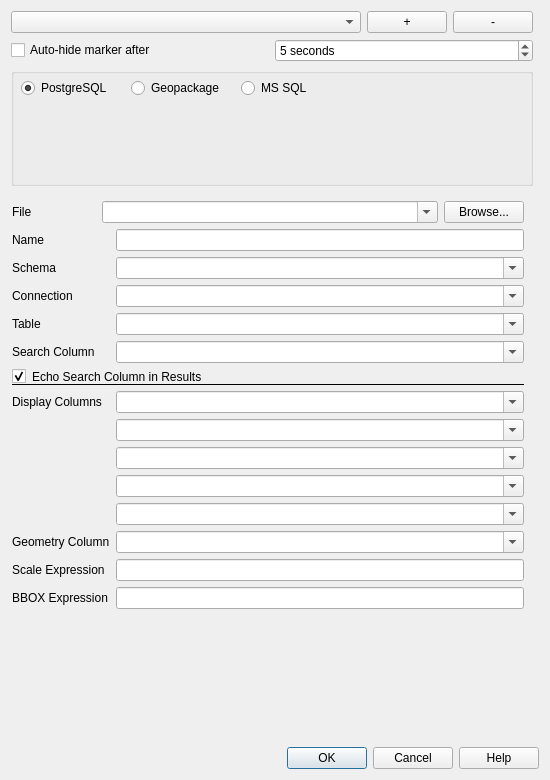
Before: the Qt Designer form Discovery/config_dialog.ui in lutraconsulting/qgis-discovery-plugin, drawn with Qt 5.
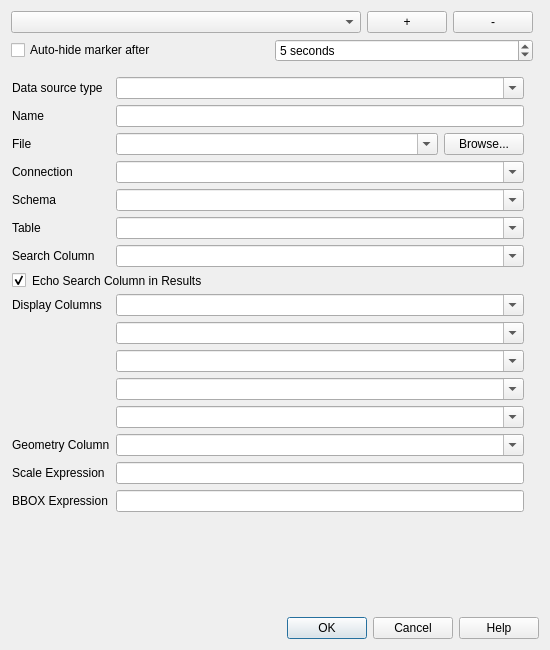
After: the same form once the commit is applied.

Commit message: Config dialog changes

The edit to the form file:
```diff
--- a/Discovery/config_dialog.ui
+++ b/Discovery/config_dialog.ui
@@ -10,14 +10,26 @@
     <x>0</x>
     <y>0</y>
     <width>550</width>
-    <height>780</height>
+    <height>650</height>
    </rect>
   </property>
+  <property name="sizePolicy">
+   <sizepolicy hsizetype="Minimum" vsizetype="Minimum">
+    <horstretch>0</horstretch>
+    <verstretch>0</verstretch>
+   </sizepolicy>
+  </property>
+  <property name="minimumSize">
+   <size>
+    <width>0</width>
+    <height>0</height>
+   </size>
+  </property>
   <property name="windowTitle">
    <string>Configuration</string>
   </property>
   <layout class="QGridLayout" name="gridLayout">
-   <item row="5" column="0">
+   <item row="4" column="0">
     <widget class="QFrame" name="frame">
      <property name="styleSheet">
       <string notr="true">border-bottom: 1px solid black</string>
@@ -31,42 +43,6 @@
         <property name="bottomMargin">
          <number>0</number>
         </property>
-        <item row="0" column="0">
-         <widget class="QLabel" name="label_10">
-          <property name="sizePolicy">
-           <sizepolicy hsizetype="Preferred" vsizetype="Preferred">
-            <horstretch>1</horstretch>
-            <verstretch>0</verstretch>
-           </sizepolicy>
-          </property>
-          <property name="text">
-           <string>File</string>
-          </property>
-         </widget>
-        </item>
-        <item row="0" column="2">
-         <widget class="QPushButton" name="fileButton">
-          <property name="text">
-           <string>Browse...</string>
-          </property>
-         </widget>
-        </item>
-        <item row="0" column="1">
-         <widget class="QComboBox" name="cboFile">
-          <property name="sizePolicy">
-           <sizepolicy hsizetype="Expanding" vsizetype="Fixed">
-            <horstretch>4</horstretch>
-            <verstretch>0</verstretch>
-           </sizepolicy>
-          </property>
-          <property name="editable">
-           <bool>true</bool>
-          </property>
-          <property name="insertPolicy">
-           <enum>QComboBox::NoInsert</enum>
-          </property>
-         </widget>
-        </item>
        </layout>
       </item>
       <item>
@@ -77,8 +53,110 @@
         <property name="bottomMargin">
          <number>0</number>
         </property>
-        <item row="10" column="0" colspan="2">
+        <item row="14" column="1">
+         <widget class="QComboBox" name="cboDisplayColumn2">
+          <property name="sizePolicy">
+           <sizepolicy hsizetype="Expanding" vsizetype="Fixed">
+            <horstretch>0</horstretch>
+            <verstretch>0</verstretch>
+           </sizepolicy>
+          </property>
+          <property name="editable">
+           <bool>true</bool>
+          </property>
+          <property name="insertPolicy">
+           <enum>QComboBox::NoInsert</enum>
+          </property>
+         </widget>
+        </item>
+        <item row="18" column="0">
+         <widget class="QLabel" name="label_5">
+          <property name="text">
+           <string>Geometry Column</string>
+          </property>
+         </widget>
+        </item>
+        <item row="20" column="0">
+         <widget class="QLabel" name="label_7">
+          <property name="text">
+           <string>Scale Expression</string>
+          </property>
+         </widget>
+        </item>
+        <item row="1" column="1">
+         <widget class="QLineEdit" name="cboName"/>
+        </item>
+        <item row="3" column="0">
+         <widget class="QLabel" name="label">
+          <property name="text">
+           <string>Connection</string>
+          </property>
+         </widget>
+        </item>
+        <item row="11" column="0">
+         <widget class="QLabel" name="label_6">
+          <property name="text">
+           <string>Search Column</string>
+          </property>
+         </widget>
+        </item>
+        <item row="2" column="0">
+         <widget class="QLabel" name="label_10">
+          <property name="sizePolicy">
+           <sizepolicy hsizetype="Ignored" vsizetype="Preferred">
+            <horstretch>0</horstretch>
+            <verstretch>0</verstretch>
+           </sizepolicy>
+          </property>
+          <property name="maximumSize">
+           <size>
+            <width>16777215</width>
+            <height>21</height>
+           </size>
+          </property>
+          <property name="text">
+           <string>File</string>
+          </property>
+         </widget>
+        </item>
+        <item row="13" column="0">
+         <widget class="QLabel" name="label_4">
+          <property name="text">
+           <string>Display Columns</string>
+          </property>
+         </widget>
+        </item>
+        <item row="10" column="0">
+         <widget class="QLabel" name="label_3">
+          <property name="text">
+           <string>Table</string>
+          </property>
+         </widget>
+        </item>
+        <item row="17" column="1">
+         <widget class="QComboBox" name="cboDisplayColumn5">
+          <property name="sizePolicy">
+           <sizepolicy hsizetype="Expanding" vsizetype="Fixed">
+            <horstretch>0</horstretch>
+            <verstretch>0</verstretch>
+           </sizepolicy>
+          </property>
+          <property name="editable">
+           <bool>true</bool>
+          </property>
+          <property name="insertPolicy">
+           <enum>QComboBox::NoInsert</enum>
+          </property>
+         </widget>
+        </item>
+        <item row="21" column="1">
+         <widget class="QLineEdit" name="editBboxExpr"/>
+        </item>
+        <item row="12" column="0" colspan="2">
          <widget class="QCheckBox" name="cbEchoSearchColumn">
+          <property name="styleSheet">
+           <string notr="true">border-bottom:0px</string>
+          </property>
           <property name="text">
            <string>Echo Search Column in Results</string>
           </property>
@@ -88,30 +166,35 @@
          </widget>
         </item>
         <item row="18" column="1">
-         <widget class="QLineEdit" name="editScaleExpr"/>
-        </item>
-        <item row="8" column="0">
-         <widget class="QLabel" name="label_3">
-          <property name="text">
-           <string>Table</string>
+         <widget class="QComboBox" name="cboGeomColumn">
+          <property name="sizePolicy">
+           <sizepolicy hsizetype="Expanding" vsizetype="Fixed">
+            <horstretch>0</horstretch>
+            <verstretch>0</verstretch>
+           </sizepolicy>
           </property>
-         </widget>
-        </item>
-        <item row="11" column="0">
-         <widget class="QLabel" name="label_4">
-          <property name="text">
-           <string>Display Columns</string>
+          <property name="editable">
+           <bool>true</bool>
           </property>
          </widget>
         </item>
-        <item row="2" column="0">
-         <widget class="QLabel" name="label_2">
-          <property name="text">
-           <string>Schema</string>
+        <item row="15" column="1">
+         <widget class="QComboBox" name="cboDisplayColumn3">
+          <property name="sizePolicy">
+           <sizepolicy hsizetype="Expanding" vsizetype="Fixed">
+            <horstretch>0</horstretch>
+            <verstretch>0</verstretch>
+           </sizepolicy>
           </property>
+          <property name="editable">
+           <bool>true</bool>
+          </property>
+          <property name="insertPolicy">
+           <enum>QComboBox::NoInsert</enum>
+          </property>
          </widget>
         </item>
-        <item row="11" column="1">
+        <item row="13" column="1">
          <widget class="QComboBox" name="cboDisplayColumn1">
           <property name="sizePolicy">
            <sizepolicy hsizetype="Expanding" vsizetype="Fixed">
@@ -127,12 +210,8 @@
           </property>
          </widget>
         </item>
-        <item row="18" column="0">
-         <widget class="QLabel" name="label_7">
-          <property name="text">
-           <string>Scale Expression</string>
-          </property>
-         </widget>
+        <item row="20" column="1">
+         <widget class="QLineEdit" name="editScaleExpr"/>
         </item>
         <item row="1" column="0">
          <widget class="QLabel" name="label_9">
@@ -141,8 +220,8 @@
           </property>
          </widget>
         </item>
-        <item row="15" column="1">
-         <widget class="QComboBox" name="cboDisplayColumn5">
+        <item row="4" column="1">
+         <widget class="QComboBox" name="cboSchema">
           <property name="sizePolicy">
            <sizepolicy hsizetype="Expanding" vsizetype="Fixed">
             <horstretch>0</horstretch>
@@ -158,41 +237,6 @@
          </widget>
         </item>
         <item row="16" column="1">
-         <widget class="QComboBox" name="cboGeomColumn">
-          <property name="sizePolicy">
-           <sizepolicy hsizetype="Expanding" vsizetype="Fixed">
-            <horstretch>0</horstretch>
-            <verstretch>0</verstretch>
-           </sizepolicy>
-          </property>
-          <property name="editable">
-           <bool>true</bool>
-          </property>
-          <property name="insertPolicy">
-           <enum>QComboBox::NoInsert</enum>
-          </property>
-         </widget>
-        </item>
-        <item row="19" column="1">
-         <widget class="QLineEdit" name="editBboxExpr"/>
-        </item>
-        <item row="9" column="1">
-         <widget class="QComboBox" name="cboSearchColumn">
-          <property name="sizePolicy">
-           <sizepolicy hsizetype="Expanding" vsizetype="Fixed">
-            <horstretch>0</horstretch>
-            <verstretch>0</verstretch>
-           </sizepolicy>
-          </property>
-          <property name="editable">
-           <bool>true</bool>
-          </property>
-          <property name="insertPolicy">
-           <enum>QComboBox::NoInsert</enum>
-          </property>
-         </widget>
-        </item>
-        <item row="14" column="1">
          <widget class="QComboBox" name="cboDisplayColumn4">
           <property name="sizePolicy">
            <sizepolicy hsizetype="Expanding" vsizetype="Fixed">
@@ -208,62 +252,7 @@
           </property>
          </widget>
         </item>
-        <item row="13" column="1">
-         <widget class="QComboBox" name="cboDisplayColumn3">
-          <property name="sizePolicy">
-           <sizepolicy hsizetype="Expanding" vsizetype="Fixed">
-            <horstretch>0</horstretch>
-            <verstretch>0</verstretch>
-           </sizepolicy>
-          </property>
-          <property name="editable">
-           <bool>true</bool>
-          </property>
-          <property name="insertPolicy">
-           <enum>QComboBox::NoInsert</enum>
-          </property>
-         </widget>
-        </item>
-        <item row="2" column="1">
-         <widget class="QComboBox" name="cboSchema">
-          <property name="sizePolicy">
-           <sizepolicy hsizetype="Expanding" vsizetype="Fixed">
-            <horstretch>0</horstretch>
-            <verstretch>0</verstretch>
-           </sizepolicy>
-          </property>
-          <property name="editable">
-           <bool>true</bool>
-          </property>
-          <property name="insertPolicy">
-           <enum>QComboBox::NoInsert</enum>
-          </property>
-         </widget>
-        </item>
-        <item row="3" column="0">
-         <widget class="QLabel" name="label">
-          <property name="text">
-           <string>Connection</string>
-          </property>
-         </widget>
-        </item>
-        <item row="12" column="1">
-         <widget class="QComboBox" name="cboDisplayColumn2">
-          <property name="sizePolicy">
-           <sizepolicy hsizetype="Expanding" vsizetype="Fixed">
-            <horstretch>0</horstretch>
-            <verstretch>0</verstretch>
-           </sizepolicy>
-          </property>
-          <property name="editable">
-           <bool>true</bool>
-          </property>
-          <property name="insertPolicy">
-           <enum>QComboBox::NoInsert</enum>
-          </property>
-         </widget>
-        </item>
-        <item row="8" column="1">
+        <item row="10" column="1">
          <widget class="QComboBox" name="cboTable">
           <property name="sizePolicy">
            <sizepolicy hsizetype="Expanding" vsizetype="Fixed">
@@ -279,22 +268,8 @@
           </property>
          </widget>
         </item>
-        <item row="16" column="0">
-         <widget class="QLabel" name="label_5">
-          <property name="text">
-           <string>Geometry Column</string>
-          </property>
-         </widget>
-        </item>
-        <item row="9" column="0">
-         <widget class="QLabel" name="label_6">
-          <property name="text">
-           <string>Search Column</string>
-          </property>
-         </widget>
-        </item>
-        <item row="3" column="1">
-         <widget class="QComboBox" name="cboConnection">
+        <item row="11" column="1">
+         <widget class="QComboBox" name="cboSearchColumn">
           <property name="sizePolicy">
            <sizepolicy hsizetype="Expanding" vsizetype="Fixed">
             <horstretch>0</horstretch>
@@ -309,82 +284,175 @@
           </property>
          </widget>
         </item>
-        <item row="1" column="1">
-         <widget class="QLineEdit" name="cboName"/>
+        <item row="4" column="0">
+         <widget class="QLabel" name="label_2">
+          <property name="text">
+           <string>Schema</string>
+          </property>
+         </widget>
         </item>
-        <item row="19" column="0">
+        <item row="21" column="0">
          <widget class="QLabel" name="label_8">
           <property name="text">
            <string>BBOX Expression</string>
           </property>
          </widget>
         </item>
+        <item row="0" column="1">
+         <widget class="QComboBox" name="cboDataSource">
+          <property name="sizePolicy">
+           <sizepolicy hsizetype="Expanding" vsizetype="Fixed">
+            <horstretch>0</horstretch>
+            <verstretch>0</verstretch>
+           </sizepolicy>
+          </property>
+          <property name="editable">
+           <bool>true</bool>
+          </property>
+          <property name="insertPolicy">
+           <enum>QComboBox::NoInsert</enum>
+          </property>
+         </widget>
+        </item>
+        <item row="0" column="0">
+         <widget class="QLabel" name="label_11">
+          <property name="text">
+           <string>Data source type</string>
+          </property>
+         </widget>
+        </item>
+        <item row="3" column="1">
+         <widget class="QComboBox" name="cboConnection">
+          <property name="sizePolicy">
+           <sizepolicy hsizetype="Expanding" vsizetype="Fixed">
+            <horstretch>0</horstretch>
+            <verstretch>0</verstretch>
+           </sizepolicy>
+          </property>
+          <property name="editable">
+           <bool>true</bool>
+          </property>
+          <property name="insertPolicy">
+           <enum>QComboBox::NoInsert</enum>
+          </property>
+         </widget>
+        </item>
+        <item row="2" column="1" alignment="Qt::AlignVCenter">
+         <widget class="QWidget" name="file_grid_layout" native="true">
+          <property name="sizePolicy">
+           <sizepolicy hsizetype="Expanding" vsizetype="Expanding">
+            <horstretch>0</horstretch>
+            <verstretch>0</verstretch>
+           </sizepolicy>
+          </property>
+          <property name="minimumSize">
+           <size>
+            <width>0</width>
+            <height>0</height>
+           </size>
+          </property>
+          <property name="maximumSize">
+           <size>
+            <width>16777215</width>
+            <height>16777215</height>
+           </size>
+          </property>
+          <property name="styleSheet">
+           <string notr="true">border-bottom:0px;
+</string>
+          </property>
+          <layout class="QHBoxLayout" name="horizontalLayout_3">
+           <property name="sizeConstraint">
+            <enum>QLayout::SetNoConstraint</enum>
+           </property>
+           <property name="leftMargin">
+            <number>0</number>
+           </property>
+           <property name="topMargin">
+            <number>0</number>
+           </property>
+           <property name="rightMargin">
+            <number>0</number>
+           </property>
+           <property name="bottomMargin">
+            <number>0</number>
+           </property>
+           <item>
+            <widget class="QComboBox" name="cboFile">
+             <property name="enabled">
+              <bool>true</bool>
+             </property>
+             <property name="sizePolicy">
+              <sizepolicy hsizetype="Minimum" vsizetype="Fixed">
+               <horstretch>4</horstretch>
+               <verstretch>0</verstretch>
+              </sizepolicy>
+             </property>
+             <property name="styleSheet">
+              <string notr="true"/>
+             </property>
+             <property name="editable">
+              <bool>true</bool>
+             </property>
+             <property name="insertPolicy">
+              <enum>QComboBox::NoInsert</enum>
+             </property>
+             <property name="frame">
+              <bool>true</bool>
+             </property>
+            </widget>
+           </item>
+           <item>
+            <widget class="QPushButton" name="fileButton">
+             <property name="sizePolicy">
+              <sizepolicy hsizetype="Fixed" vsizetype="Fixed">
+               <horstretch>0</horstretch>
+               <verstretch>0</verstretch>
+              </sizepolicy>
+             </property>
+             <property name="minimumSize">
+              <size>
+               <width>0</width>
+               <height>0</height>
+              </size>
+             </property>
+             <property name="maximumSize">
+              <size>
+               <width>16777215</width>
+               <height>16777215</height>
+              </size>
+             </property>
+             <property name="styleSheet">
+              <string notr="true"/>
+             </property>
+             <property name="text">
+              <string>Browse...</string>
+             </property>
+             <property name="iconSize">
+              <size>
+               <width>16</width>
+               <height>16</height>
+              </size>
+             </property>
+             <property name="autoDefault">
+              <bool>true</bool>
+             </property>
+             <property name="default">
+              <bool>false</bool>
+             </property>
+             <property name="flat">
+              <bool>false</bool>
+             </property>
+            </widget>
+           </item>
+          </layout>
+         </widget>
+        </item>
        </layout>
       </item>
      </layout>
     </widget>
    </item>
-   <item row="4" column="0">
-    <widget class="QGroupBox" name="groupBox">
-     <property name="sizePolicy">
-      <sizepolicy hsizetype="Minimum" vsizetype="Minimum">
-       <horstretch>0</horstretch>
-       <verstretch>0</verstretch>
-      </sizepolicy>
-     </property>
-     <property name="title">
-      <string/>
-     </property>
-     <property name="flat">
-      <bool>true</bool>
-     </property>
-     <widget class="QRadioButton" name="postgresButton">
-      <property name="geometry">
-       <rect>
-        <x>10</x>
-        <y>10</y>
-        <width>101</width>
-        <height>20</height>
-       </rect>
-      </property>
-      <property name="text">
-       <string>PostgreSQL</string>
-      </property>
-      <property name="checked">
-       <bool>true</bool>
-      </property>
-     </widget>
-     <widget class="QRadioButton" name="geopackageButton">
-      <property name="geometry">
-       <rect>
-        <x>120</x>
-        <y>10</y>
-        <width>101</width>
-        <height>20</height>
-       </rect>
-      </property>
-      <property name="text">
-       <string>Geopackage</string>
-      </property>
-      <property name="checked">
-       <bool>false</bool>
-      </property>
-     </widget>
-     <widget class="QRadioButton" name="mssqlButton">
-      <property name="geometry">
-       <rect>
-        <x>230</x>
-        <y>10</y>
-        <width>101</width>
-        <height>20</height>
-       </rect>
-      </property>
-      <property name="text">
-       <string>MS SQL</string>
-      </property>
-     </widget>
-    </widget>
-   </item>
    <item row="3" column="0">
     <layout class="QGridLayout" name="gridLayout_2">
      <item row="0" column="0">
@@ -434,7 +502,7 @@
      </item>
     </layout>
    </item>
-   <item row="21" column="0" colspan="2">
+   <item row="20" column="0" colspan="2">
     <widget class="QDialogButtonBox" name="buttonBox">
      <property name="orientation">
       <enum>Qt::Horizontal</enum>
@@ -444,7 +512,7 @@
      </property>
     </widget>
    </item>
-   <item row="19" column="0">
+   <item row="18" column="0">
     <widget class="QLabel" name="lblMessage">
      <property name="sizePolicy">
       <sizepolicy hsizetype="Preferred" vsizetype="Preferred">
```
Left out of the diff: 3 changed lines with no effect on the pictures. The commit also changes 1 other file.
